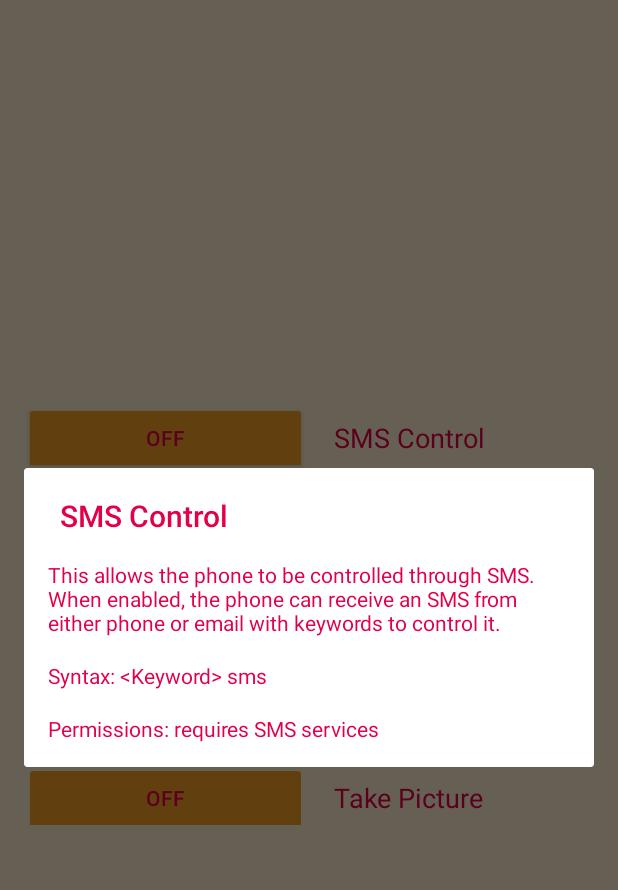
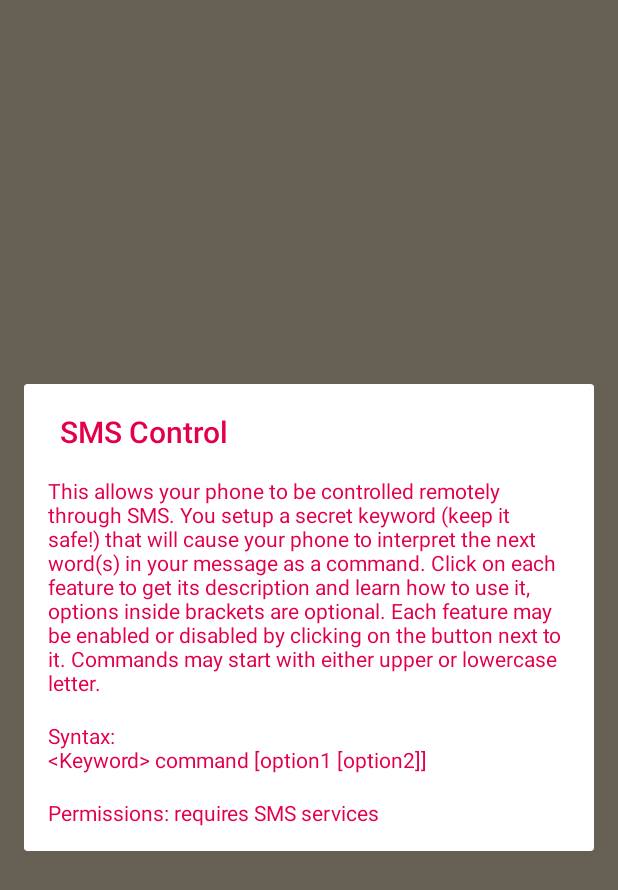
Before and after one commit to francisco1591/ECE_558_Final_Project, an Android app: the screen it shows after launch (MainActivity), after a tap on "SMS Control", on a phone screen of 412 x 824 dp. Shown: the top 890 px of the screen. Run offline under Robolectric (Android 15) with nearby library versions, the phone set to English and light mode, and no system bars.

Commit message:
Added expanded string.xml descriptions, constrained orientation to portrait to avoid rotation.

```diff
--- a/app/src/main/AndroidManifest.xml
+++ b/app/src/main/AndroidManifest.xml
@@ -37,7 +37,8 @@
         <!--</receiver>-->
         <service android:name=".SMSListener" />
 
-        <activity android:name=".MainActivity">
+        <activity android:name=".MainActivity"
+                  android:screenOrientation="portrait">
             <intent-filter>
                 <action android:name="android.intent.action.MAIN"/>
 
--- a/app/src/main/java/edu/pdx/ece558/grp4/remotephonecontrol/DescriptionDialog.java
+++ b/app/src/main/java/edu/pdx/ece558/grp4/remotephonecontrol/DescriptionDialog.java
@@ -87,7 +87,7 @@ public class DescriptionDialog extends DialogFragment {
             case (MainActivity.ID_EMAIL) :
                 strTitle = getResources().getString(R.string.textview_Email);
                 strDescription = getResources().getString(R.string.description_Email);
-                strSyntax = getResources().getString(R.string.syntax_Email);
+                //strSyntax = getResources().getString(R.string.syntax_Email);
                 strPermission = getResources().getString(R.string.permission_Email);
                 break;
 
--- a/app/src/main/res/values/strings.xml
+++ b/app/src/main/res/values/strings.xml
@@ -5,30 +5,70 @@
     <!--Strings for MainActivity-->
 
     <string name="textview_SMS">SMS Control</string>
-    <string name="textview_Email">Email Response</string>
-    <string name="textview_Location">Remote Location</string>
-    <string name="textview_Phone">Phone Response</string>
-    <string name="textview_Sound">Play Sound</string>
+    <string name="textview_Email">Reply to Email</string>
+    <string name="textview_Location">Find Me</string>
+    <string name="textview_Phone">Call Me Back</string>
+    <string name="textview_Sound">Sound Alert</string>
     <string name="textview_Picture">Take Picture</string>
 
     <string name="toggle_on">ON</string>
     <string name="toggle_off">OFF</string>
 
-    <string name="description_SMS">This allows the phone to be controlled through SMS. When enabled, the phone can receive an SMS from either phone or email with keywords to control it.</string>
-    <string name="description_Email">This allows the phone to respond to sent commands through email. When enabled, the phone will send an email to the specified GMail account.</string>
-    <string name="description_Location">This allows the phone to respond to a sent command with it\'s current location. When enabled, the phone will respond to command with GPS coordinates.</string>
-    <string name="description_Phone">This allows the phone to respond to a sent command through phone service. When enabled, the phone will send a phone call to the number which texted it.</string>
-    <string name="description_Sound">This allows the phone to respond to a sent command by playing a sound. When enabled, the phone will play a sound to help determine its location in a room.</string>
-    <string name="description_Picture">This allows the phone to response to a sent command with a picture. When enabled, the phone will respond to command with a picture from the front-facing camera.</string>
+    <string name="description_SMS">This allows your phone to be controlled remotely through SMS.
+        You setup a secret keyword (keep it safe!) that will cause your phone to interpret the next
+        word(s) in your message as a command. Click on each feature to get its description and
+        learn how to use it, options inside brackets are optional. Each feature may be enabled
+        or disabled by clicking on the button next to it. Commands may start with either upper
+        or lowercase letter.</string>
+    <string name="description_Email">Enabling this option allows you
+            to text your phone from an email account via an SMS Gateway,
+            sending an email to the address 1234567890@carrierDomain.com, where the numbers to
+            the left of @ are your 10-digit phone number and the domain is specific to your
+            phone carrier. Your phone will then automatically reply to the sender email address.
+             You will need to provide login credentials to a Gmail account,
+            which will be used to send the response email on behalf of your phone.
+            IMPORTANT: You also need to authorize external access to your Gmail account
+             by enabling “less secure apps” in settings:
+             https://www.google.com/settings/security/lesssecureapps
+            before this feature will work. You can create a dummy gmail account if you don\'t
+            feel comfortable authorizing external access to your personal account.</string>
+    <string name="description_Location">This allows the phone to respond to the find command
+        with it\'s current or last known location. When enabled, the phone will respond to
+        command with GPS coordinates. Hint: Copy-paste GPS coords to google search bar
+        to get map</string>
+    <string name="description_Phone">This allows the phone to respond to the call command
+        through phone service. When enabled, the phone will call back the number which texted it,
+        unless a different number is specified.
+        Hints: To call a land line, text via email and add 10 digit phone number after command (no
+        dashes!).
+        Use this feature to listen to your phone\'s surroundings.</string>
+    <string name="description_Sound">This allows the phone to respond to the alert command
+        by playing a sound. When enabled, the phone will sound alert for specified duration or
+        default duration if option is ommitted. Hint: Use this command to find your phone inside your
+        house, it works even if you left the phone in silent mode.</string>
+    <string name="description_Picture">This allows the phone to respond to the pic command.
+        When enabled, the phone will respond to command with a picture. By default it uses
+        front camera, to use back camera add back option. Back camera can take picture using
+        flash when flash option is added after back option. IMPORTANT: if texting from another phone,
+        you must include a two letter idenfitier for the carrier of that phone.
+        Hint: Use the back flash options when you suspect you dropped your phone at your seat
+        in the movie theater. </string>
 
-
-    <string name="syntax_SMS">Syntax: &lt;Keyword&gt; sms</string>
-    <string name="syntax_Email">Syntax: &lt;Keyword&gt; email</string>
-    <string name="syntax_Location">Syntax: &lt;Keyword&gt; location</string>
-    <string name="syntax_Phone">Syntax: &lt;Keyword&gt; phone</string>
-    <string name="syntax_Sound">Syntax: &lt;Keyword&gt; sound</string>
-    <string name="syntax_Picture">Syntax: &lt;Keyword&gt; picture</string>
-
+    <string name="syntax_SMS">Syntax: \n&lt;Keyword&gt; command [option1 [option2]]</string>
+    <!--<string name="syntax_Email">Syntax: &lt;Keyword&gt; email</string>-->
+    <string name="syntax_Location">Syntax: &lt;Keyword&gt; find</string>
+    <string name="syntax_Phone">Syntax text from phone: \n&lt;Keyword&gt; call [1112223333] \n
+        Syntax text from email: \n&lt;Keyword&gt;  call 11122233331
+    </string>
+    <string name="syntax_Sound">Syntax: &lt;Keyword&gt; alert [15] \n
+        Note: Maximum duration is 25 s</string>
+    <string name="syntax_Picture">Syntax text from phone: \n&lt;Keyword&gt; pic cc [back [flash]] \n
+    Syntax text from email: \n&lt;Keyword&gt; pic [back [flash]] \n
+    cc is a two-letter identifier for the texting phone. Supported carriers: \n
+        at for at&amp;t, \t bo for boost mobile, \n
+        cr for cricket, \t  sp for sprint, \n
+        tm for t-mobile, \t us for us cellular,\n
+        ve for verizon, \t  vi for virgin mobile </string>
     <string name="permission_SMS">Permissions: requires SMS services</string>
     <string name="permission_Email">Permissions: requires Email services</string>
     <string name="permission_Location">Permissions: requires GPS services</string>
```
